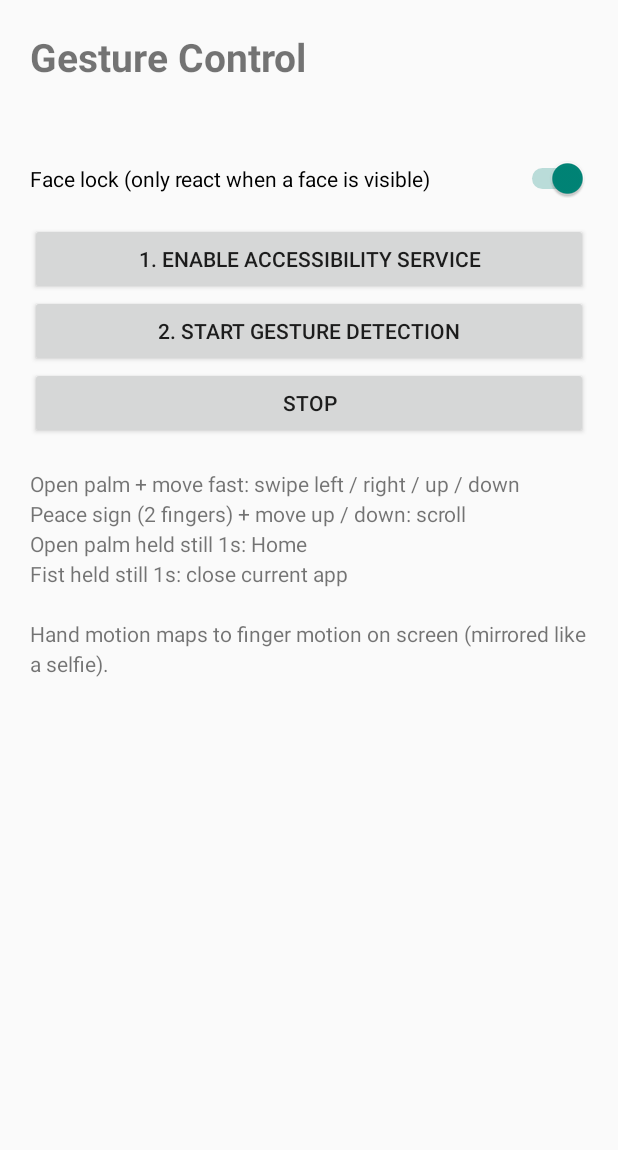
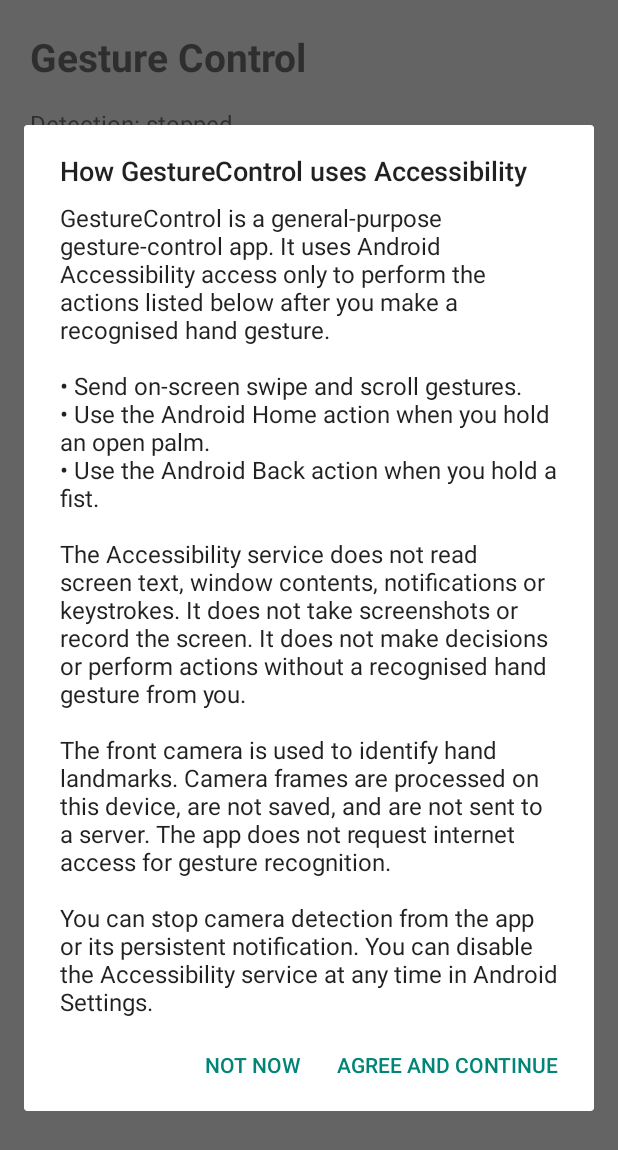
Before and after one commit to prudraraj-sketch/Jarvis-, an Android app: the screen it shows after launch (MainActivity), after a tap on "2. START GESTURE DETECTION", on a phone screen of 412 x 824 dp. Shown: the top 1150 px of the screen. Run offline under Robolectric (Android 15) with nearby library versions, the phone set to English and light mode, and no system bars; 8 statements that could not run were skipped.

Commit message:
Add prominent Accessibility disclosure and affirmative consent

```diff
--- a/app/src/main/java/com/example/gesturecontrol/MainActivity.kt
+++ b/app/src/main/java/com/example/gesturecontrol/MainActivity.kt
@@ -1,17 +1,21 @@
 package com.example.gesturecontrol
 
 import android.Manifest
+import android.app.AlertDialog
+import android.content.ComponentName
 import android.content.Intent
 import android.content.pm.PackageManager
-import android.os.Build
 import android.os.Bundle
 import android.provider.Settings
 import android.widget.Button
-import android.widget.Switch
 import android.widget.TextView
+import android.widget.Toast
 import androidx.activity.ComponentActivity
 import androidx.activity.result.contract.ActivityResultContracts
 import androidx.core.content.ContextCompat
+import androidx.core.view.ViewCompat
+import androidx.core.view.WindowCompat
+import androidx.core.view.WindowInsetsCompat
 import androidx.lifecycle.Lifecycle
 import androidx.lifecycle.lifecycleScope
 import androidx.lifecycle.repeatOnLifecycle
@@ -21,57 +25,188 @@ import kotlinx.coroutines.launch
 class MainActivity : ComponentActivity() {
 
     private lateinit var status: TextView
+    private lateinit var consentStatus: TextView
 
-    private val permissionLauncher =
-        registerForActivityResult(ActivityResultContracts.RequestMultiplePermissions()) { grants ->
-            if (grants[Manifest.permission.CAMERA] == true) startDetection()
-            else status.text = "Camera permission is required."
+    private val cameraPermissionLauncher =
+        registerForActivityResult(ActivityResultContracts.RequestPermission()) { granted ->
+            if (granted) startDetection()
+            else {
+                status.text = "Camera permission denied. Gesture detection is stopped."
+                Toast.makeText(this, "Camera permission is required.", Toast.LENGTH_LONG).show()
+            }
         }
 
     override fun onCreate(savedInstanceState: Bundle?) {
         super.onCreate(savedInstanceState)
+        WindowCompat.setDecorFitsSystemWindows(window, false)
         setContentView(R.layout.activity_main)
 
+        val root = findViewById<android.view.View>(R.id.root)
+        val baseLeft = root.paddingLeft
+        val baseTop = root.paddingTop
+        val baseRight = root.paddingRight
+        val baseBottom = root.paddingBottom
+        ViewCompat.setOnApplyWindowInsetsListener(root) { view, insets ->
+            val bars = insets.getInsets(WindowInsetsCompat.Type.systemBars())
+            view.setPadding(
+                baseLeft + bars.left,
+                baseTop + bars.top,
+                baseRight + bars.right,
+                baseBottom + bars.bottom
+            )
+            insets
+        }
+
         status = findViewById(R.id.status)
-        val faceLock = findViewById<Switch>(R.id.faceLock)
-        faceLock.isChecked = GestureState.faceLock
-        faceLock.setOnCheckedChangeListener { _, checked -> GestureState.faceLock = checked }
+        consentStatus = findViewById(R.id.consentStatus)
 
         findViewById<Button>(R.id.accessibilityBtn).setOnClickListener {
-            startActivity(Intent(Settings.ACTION_ACCESSIBILITY_SETTINGS))
+            if (!requireConsent()) return@setOnClickListener
+            openAccessibilitySettings()
         }
         findViewById<Button>(R.id.startBtn).setOnClickListener { requestAndStart() }
         findViewById<Button>(R.id.stopBtn).setOnClickListener {
             stopService(Intent(this, GestureService::class.java))
+            GestureState.running.value = false
+        }
+        findViewById<Button>(R.id.privacyBtn).setOnClickListener {
+            showAccessibilityDisclosure()
         }
 
         lifecycleScope.launch {
             repeatOnLifecycle(Lifecycle.State.STARTED) {
-                combine(
-                    GestureState.running,
-                    GestureState.faceVisible,
-                    GestureState.lastGesture
-                ) { running, face, last ->
-                    val a11y = if (GestureAccessibilityService.instance != null) "on" else "OFF"
-                    "Detection: ${if (running) "running" else "stopped"}\n" +
-                        "Face visible: ${if (face) "yes" else "no"}\n" +
-                        "Accessibility service: $a11y\n" +
-                        "Last gesture: $last"
-                }.collect { status.text = it }
+                combine(GestureState.running, GestureState.lastGesture) { running, last ->
+                    "Detection: " + (if (running) "running" else "stopped") + "\n" +
+                        "Accessibility service: " +
+                        (if (isAccessibilityServiceEnabled()) "enabled" else "not enabled") + "\n" +
+                        "Last gesture: " + last
+                }.collect {
+                    status.text = it
+                    refreshConsentStatus()
+                }
             }
+        }
+
+        if (!GestureConsent.hasAccessibilityConsent(this)) {
+            showAccessibilityDisclosure()
         }
     }
 
+    override fun onResume() {
+        super.onResume()
+        if (::status.isInitialized) {
+            status.text =
+                "Detection: " + (if (GestureState.running.value) "running" else "stopped") + "\n" +
+                    "Accessibility service: " +
+                    (if (isAccessibilityServiceEnabled()) "enabled" else "not enabled") + "\n" +
+                    "Last gesture: " + GestureState.lastGesture.value
+            refreshConsentStatus()
+        }
+    }
+
+    private fun refreshConsentStatus() {
+        if (!::consentStatus.isInitialized) return
+        consentStatus.text = if (GestureConsent.hasAccessibilityConsent(this)) {
+            "Accessibility consent: granted. You can withdraw it here at any time."
+        } else {
+            "Accessibility consent: not granted. Gesture actions are disabled."
+        }
+    }
+
+    private fun requireConsent(): Boolean {
+        if (GestureConsent.hasAccessibilityConsent(this)) return true
+        showAccessibilityDisclosure()
+        return false
+    }
+
+    private fun showAccessibilityDisclosure() {
+        val accepted = GestureConsent.hasAccessibilityConsent(this)
+        val message = """
+            GestureControl is a general-purpose gesture-control app. It uses Android Accessibility access only to perform the actions listed below after you make a recognised hand gesture.
+
+            • Send on-screen swipe and scroll gestures.
+            • Use the Android Home action when you hold an open palm.
+            • Use the Android Back action when you hold a fist.
+
+            The Accessibility service does not read screen text, window contents, notifications or keystrokes. It does not take screenshots or record the screen. It does not make decisions or perform actions without a recognised hand gesture from you.
+
+            The front camera is used to identify hand landmarks. Camera frames are processed on this device, are not saved, and are not sent to a server. The app does not request internet access for gesture recognition.
+
+            You can stop camera detection from the app or its persistent notification. You can disable the Accessibility service at any time in Android Settings.
+        """.trimIndent()
+
+        val builder = AlertDialog.Builder(this)
+            .setTitle("How GestureControl uses Accessibility")
+            .setMessage(message)
+            .setPositiveButton(if (accepted) "Keep consent active" else "Agree and continue") { _, _ ->
+                GestureConsent.grantAccessibilityConsent(this)
+                refreshConsentStatus()
+            }
+            .setNegativeButton(if (accepted) "Cancel" else "Not now", null)
+
+        if (accepted) {
+            builder.setNeutralButton("Withdraw consent") { _, _ ->
+                GestureConsent.revokeAccessibilityConsent(this)
+                stopService(Intent(this, GestureService::class.java))
+                GestureState.running.value = false
+                GestureState.lastGesture.value = "consent withdrawn"
+                refreshConsentStatus()
+                Toast.makeText(
+                    this,
+                    "Consent withdrawn. Disable Gesture Control in Android Accessibility settings too.",
+                    Toast.LENGTH_LONG
+                ).show()
+            }
+        }
+
+        builder.create().show()
+    }
+
     private fun requestAndStart() {
-        val needed = mutableListOf(Manifest.permission.CAMERA)
-        if (Build.VERSION.SDK_INT >= 33) needed += Manifest.permission.POST_NOTIFICATIONS
-        val missing = needed.filter {
-            ContextCompat.checkSelfPermission(this, it) != PackageManager.PERMISSION_GRANTED
+        if (!requireConsent()) return
+
+        if (!isAccessibilityServiceEnabled()) {
+            AlertDialog.Builder(this)
+                .setTitle("Enable gesture actions")
+                .setMessage(
+                    "To send swipes and use Home and Back, enable Gesture Control in Android Accessibility settings. Android controls this system-level permission."
+                )
+                .setPositiveButton("Open settings") { _, _ -> openAccessibilitySettings() }
+                .setNegativeButton("Cancel", null)
+                .show()
+            return
         }
-        if (missing.isEmpty()) startDetection() else permissionLauncher.launch(missing.toTypedArray())
+
+        if (ContextCompat.checkSelfPermission(this, Manifest.permission.CAMERA) ==
+            PackageManager.PERMISSION_GRANTED
+        ) {
+            startDetection()
+        } else {
+            cameraPermissionLauncher.launch(Manifest.permission.CAMERA)
+        }
+    }
+
+    private fun openAccessibilitySettings() {
+        startActivity(Intent(Settings.ACTION_ACCESSIBILITY_SETTINGS))
+    }
+
+    private fun isAccessibilityServiceEnabled(): Boolean {
+        val expected = ComponentName(this, GestureAccessibilityService::class.java)
+        val enabled = Settings.Secure.getString(
+            contentResolver,
+            Settings.Secure.ENABLED_ACCESSIBILITY_SERVICES
+        ).orEmpty()
+
+        return enabled.split(':').any { value ->
+            ComponentName.unflattenFromString(value.trim()) == expected
+        }
     }
 
     private fun startDetection() {
+        if (!GestureConsent.hasAccessibilityConsent(this) || !isAccessibilityServiceEnabled()) {
+            status.text = "Grant consent and enable Accessibility before starting."
+            return
+        }
         ContextCompat.startForegroundService(this, Intent(this, GestureService::class.java))
     }
 }
```
